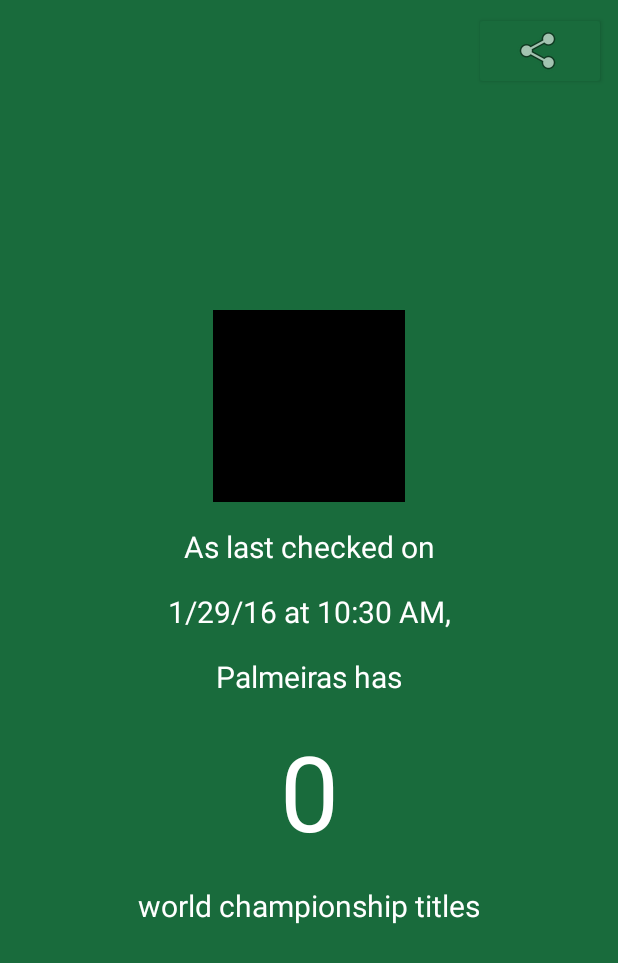
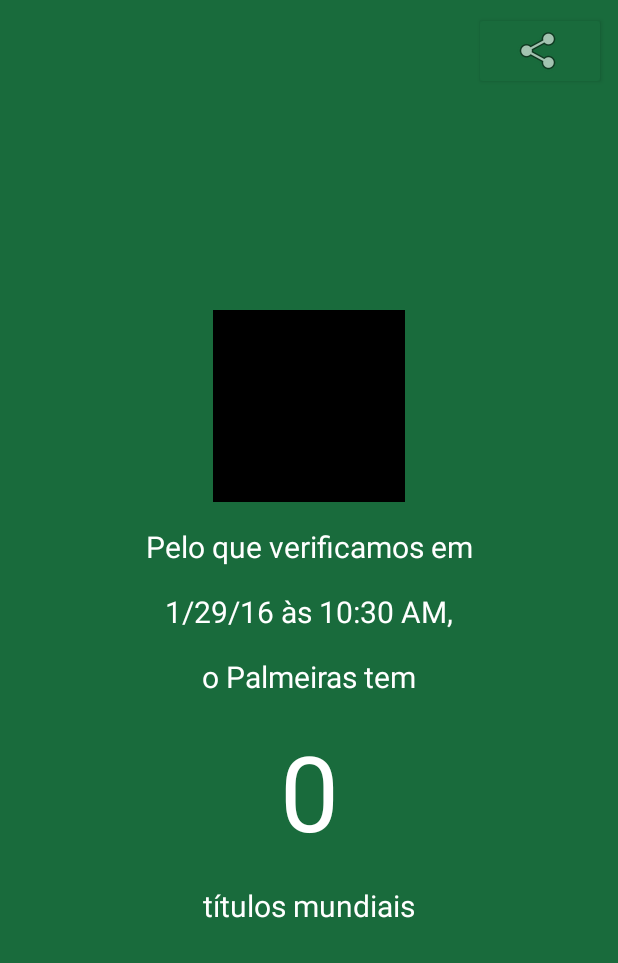
Before and after one commit to LuckCheeseInc/sadPalmeiras-android, an Android app: the screen it shows after launch (MainActivity), on a phone screen of 412 x 824 dp. Shown: the top 963 px of the screen. Run offline under Robolectric (Android 15) with nearby library versions, the phone set to English and light mode, and no system bars; our stand-ins replace AdMob; 4 statements that could not run were skipped.

Commit message:
Removed english translation and changed app name

```diff
--- a/app/src/main/res/values/strings.xml
+++ b/app/src/main/res/values/strings.xml
@@ -1,8 +1,8 @@
 <resources>
-    <string name="app_name">Sad Palmeiras</string>
+    <string name="app_name">Verdão campeão</string>
 
-    <string name="line1">As last checked on</string>
-    <string name="date_preposition">at</string>
-    <string name="line3">Palmeiras has</string>
-    <string name="line5">world championship titles</string>
+    <string name="line1">Pelo que verificamos em</string>
+    <string name="date_preposition">às</string>
+    <string name="line3">o Palmeiras tem</string>
+    <string name="line5">títulos mundiais</string>
 </resources>
```
Also changed, not shown: 1 other file.
